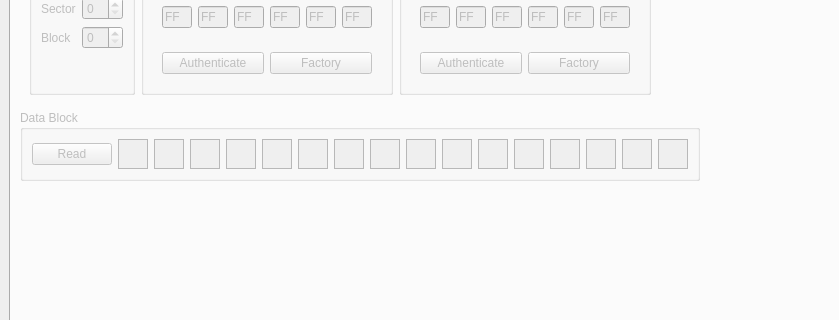
Before: the Qt Designer form ui/main.ui in fananimi/mifare-tools, drawn with Qt 5; both pictures show x 0 to 839 and y 190 to 510 of the 922 by 640 pixel window.
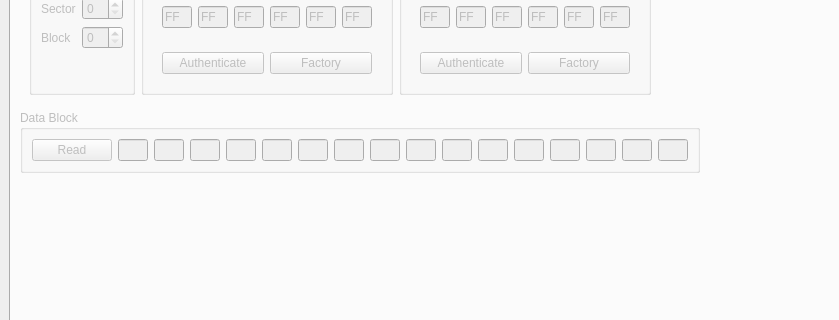
After: the same form once the commit is applied.

Commit message: add function to read block

The edit to the form file:
```diff
--- a/ui/main.ui
+++ b/ui/main.ui
@@ -786,13 +786,7 @@
             </widget>
            </item>
            <item>
-            <widget class="QTextEdit" name="textEdit_4">
-             <property name="sizePolicy">
-              <sizepolicy hsizetype="Fixed" vsizetype="Fixed">
-               <horstretch>0</horstretch>
-               <verstretch>0</verstretch>
-              </sizepolicy>
-             </property>
+            <widget class="QLineEdit" name="txtBlock0">
              <property name="maximumSize">
               <size>
                <width>30</width>
@@ -802,13 +796,7 @@
             </widget>
            </item>
            <item>
-            <widget class="QTextEdit" name="textEdit_3">
-             <property name="sizePolicy">
-              <sizepolicy hsizetype="Fixed" vsizetype="Fixed">
-               <horstretch>0</horstretch>
-               <verstretch>0</verstretch>
-              </sizepolicy>
-             </property>
+            <widget class="QLineEdit" name="txtBlock1">
              <property name="maximumSize">
               <size>
                <width>30</width>
@@ -818,13 +806,7 @@
             </widget>
            </item>
            <item>
-            <widget class="QTextEdit" name="textEdit_5">
-             <property name="sizePolicy">
-              <sizepolicy hsizetype="Fixed" vsizetype="Fixed">
-               <horstretch>0</horstretch>
-               <verstretch>0</verstretch>
-              </sizepolicy>
-             </property>
+            <widget class="QLineEdit" name="txtBlock2">
              <property name="maximumSize">
               <size>
                <width>30</width>
@@ -834,13 +816,7 @@
             </widget>
            </item>
            <item>
-            <widget class="QTextEdit" name="textEdit_14">
-             <property name="sizePolicy">
-              <sizepolicy hsizetype="Fixed" vsizetype="Fixed">
-               <horstretch>0</horstretch>
-               <verstretch>0</verstretch>
-              </sizepolicy>
-             </property>
+            <widget class="QLineEdit" name="txtBlock3">
              <property name="maximumSize">
               <size>
                <width>30</width>
@@ -850,13 +826,7 @@
             </widget>
            </item>
            <item>
-            <widget class="QTextEdit" name="textEdit_15">
-             <property name="sizePolicy">
-              <sizepolicy hsizetype="Fixed" vsizetype="Fixed">
-               <horstretch>0</horstretch>
-               <verstretch>0</verstretch>
-              </sizepolicy>
-             </property>
+            <widget class="QLineEdit" name="txtBlock4">
              <property name="maximumSize">
               <size>
                <width>30</width>
@@ -866,13 +836,7 @@
             </widget>
            </item>
            <item>
-            <widget class="QTextEdit" name="textEdit_16">
-             <property name="sizePolicy">
-              <sizepolicy hsizetype="Fixed" vsizetype="Fixed">
-               <horstretch>0</horstretch>
-               <verstretch>0</verstretch>
-              </sizepolicy>
-             </property>
+            <widget class="QLineEdit" name="txtBlock5">
              <property name="maximumSize">
               <size>
                <width>30</width>
@@ -882,13 +846,7 @@
             </widget>
            </item>
            <item>
-            <widget class="QTextEdit" name="textEdit_6">
-             <property name="sizePolicy">
-              <sizepolicy hsizetype="Fixed" vsizetype="Fixed">
-               <horstretch>0</horstretch>
-               <verstretch>0</verstretch>
-              </sizepolicy>
-             </property>
+            <widget class="QLineEdit" name="txtBlock6">
              <property name="maximumSize">
               <size>
                <width>30</width>
@@ -898,13 +856,7 @@
             </widget>
            </item>
            <item>
-            <widget class="QTextEdit" name="textEdit_12">
-             <property name="sizePolicy">
-              <sizepolicy hsizetype="Fixed" vsizetype="Fixed">
-               <horstretch>0</horstretch>
-               <verstretch>0</verstretch>
-              </sizepolicy>
-             </property>
+            <widget class="QLineEdit" name="txtBlock7">
              <property name="maximumSize">
               <size>
                <width>30</width>
@@ -914,13 +866,7 @@
             </widget>
            </item>
            <item>
-            <widget class="QTextEdit" name="textEdit_13">
-             <property name="sizePolicy">
-              <sizepolicy hsizetype="Fixed" vsizetype="Fixed">
-               <horstretch>0</horstretch>
-               <verstretch>0</verstretch>
-              </sizepolicy>
-             </property>
+            <widget class="QLineEdit" name="txtBlock8">
              <property name="maximumSize">
               <size>
                <width>30</width>
@@ -930,13 +876,7 @@
             </widget>
            </item>
            <item>
-            <widget class="QTextEdit" name="textEdit_7">
-             <property name="sizePolicy">
-              <sizepolicy hsizetype="Fixed" vsizetype="Fixed">
-               <horstretch>0</horstretch>
-               <verstretch>0</verstretch>
-              </sizepolicy>
-             </property>
+            <widget class="QLineEdit" name="txtBlock9">
              <property name="maximumSize">
               <size>
                <width>30</width>
@@ -946,13 +886,7 @@
             </widget>
            </item>
            <item>
-            <widget class="QTextEdit" name="textEdit_8">
-             <property name="sizePolicy">
-              <sizepolicy hsizetype="Fixed" vsizetype="Fixed">
-               <horstretch>0</horstretch>
-               <verstretch>0</verstretch>
-              </sizepolicy>
-             </property>
+            <widget class="QLineEdit" name="txtBlock10">
              <property name="maximumSize">
               <size>
                <width>30</width>
@@ -962,13 +896,7 @@
             </widget>
            </item>
            <item>
-            <widget class="QTextEdit" name="textEdit_11">
-             <property name="sizePolicy">
-              <sizepolicy hsizetype="Fixed" vsizetype="Fixed">
-               <horstretch>0</horstretch>
-               <verstretch>0</verstretch>
-              </sizepolicy>
-             </property>
+            <widget class="QLineEdit" name="txtBlock11">
              <property name="maximumSize">
               <size>
                <width>30</width>
@@ -978,13 +906,7 @@
             </widget>
            </item>
            <item>
-            <widget class="QTextEdit" name="textEdit_9">
-             <property name="sizePolicy">
-              <sizepolicy hsizetype="Fixed" vsizetype="Fixed">
-               <horstretch>0</horstretch>
-               <verstretch>0</verstretch>
-              </sizepolicy>
-             </property>
+            <widget class="QLineEdit" name="txtBlock12">
              <property name="maximumSize">
               <size>
                <width>30</width>
@@ -994,13 +916,7 @@
             </widget>
            </item>
            <item>
-            <widget class="QTextEdit" name="textEdit_10">
-             <property name="sizePolicy">
-              <sizepolicy hsizetype="Fixed" vsizetype="Fixed">
-               <horstretch>0</horstretch>
-               <verstretch>0</verstretch>
-              </sizepolicy>
-             </property>
+            <widget class="QLineEdit" name="txtBlock13">
              <property name="maximumSize">
               <size>
                <width>30</width>
@@ -1010,13 +926,7 @@
             </widget>
            </item>
            <item>
-            <widget class="QTextEdit" name="textEdit_2">
-             <property name="sizePolicy">
-              <sizepolicy hsizetype="Fixed" vsizetype="Fixed">
-               <horstretch>0</horstretch>
-               <verstretch>0</verstretch>
-              </sizepolicy>
-             </property>
+            <widget class="QLineEdit" name="txtBlock14">
              <property name="maximumSize">
               <size>
                <width>30</width>
@@ -1026,13 +936,7 @@
             </widget>
            </item>
            <item>
-            <widget class="QTextEdit" name="textEdit">
-             <property name="sizePolicy">
-              <sizepolicy hsizetype="Fixed" vsizetype="Fixed">
-               <horstretch>0</horstretch>
-               <verstretch>0</verstretch>
-              </sizepolicy>
-             </property>
+            <widget class="QLineEdit" name="txtBlock15">
              <property name="maximumSize">
               <size>
                <width>30</width>
```
Left out of the diff: 48 changed lines with no effect on the pictures. The commit also changes 2 other files.
